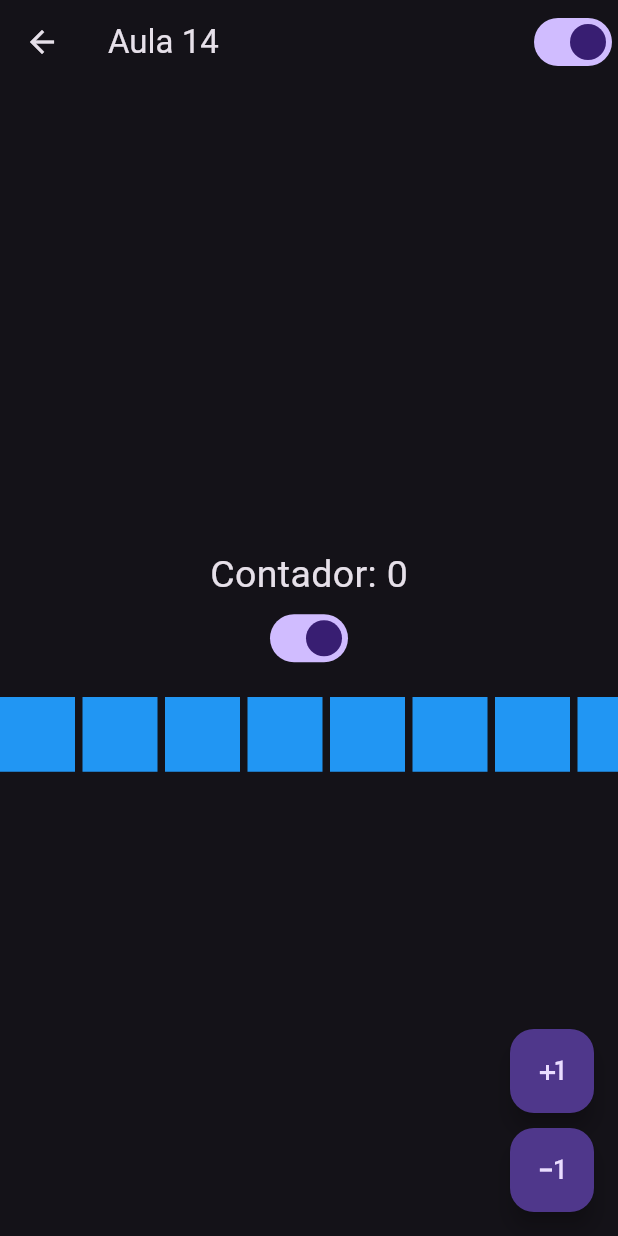
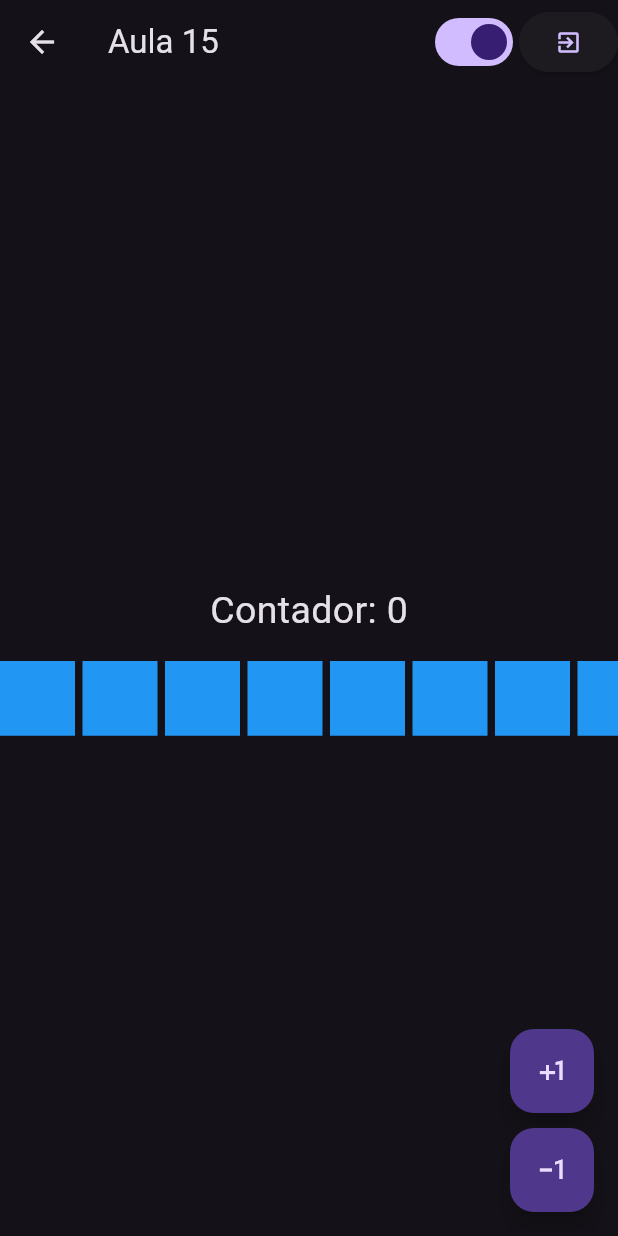
Before and after one commit to Tairentsuki/AprendendoFlutter, a Flutter app: the HomePage screen opened by its route, on a phone screen of 412 x 824 dp. Run offline on Flutter 3.47's test engine with Material 3 defaults, Android fonts, the phone set to English and light mode, and no system bars.

Commit message:
Aula16: Imagem local

```diff
--- a/lib/home_page.dart
+++ b/lib/home_page.dart
@@ -14,13 +14,23 @@ class _HomePageState extends State<HomePage> {
   @override
   Widget build(BuildContext context) {
     return Scaffold(
-      appBar: AppBar(title: Text("Aula 14"), actions: [SwitchTheme()]),
+      appBar: AppBar(
+        title: Text("Aula 15"),
+        actions: [
+          SwitchTheme(),
+          ElevatedButton(
+            onPressed: () {
+              Navigator.of(context).pushReplacementNamed('/');
+            },
+            child: Icon(Icons.exit_to_app),
+          ),
+        ],
+      ),
       body: Center(
         child: Column(
           mainAxisSize: MainAxisSize.min,
           children: [
             Text("Contador: $counter", style: TextStyle(fontSize: 25)),
-            SwitchTheme(),
             Container(height: 15),
             SingleChildScrollView(
               scrollDirection: Axis.horizontal,
--- a/pubspec.yaml
+++ b/pubspec.yaml
@@ -58,9 +58,10 @@ flutter:
   uses-material-design: true
 
   # To add assets to your application, add an assets section, like this:
-  # assets:
+  assets:
   #   - images/a_dot_burr.jpeg
   #   - images/a_dot_ham.jpeg
+  - assets/images/Logo.png
 
   # An image asset can refer to one or more resolution-specific "variants", see
   # https://flutter.dev/to/resolution-aware-images
```
Also changed, not shown: lib/login_page.dart (+12 -0 lines), assets/images/Logo.png (added).
